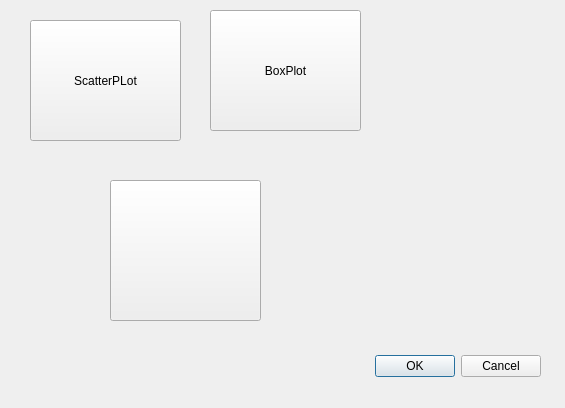
Qt form ui/data_plot_dialog_base.ui (lucacasagrande/DataPlot) before a commit.
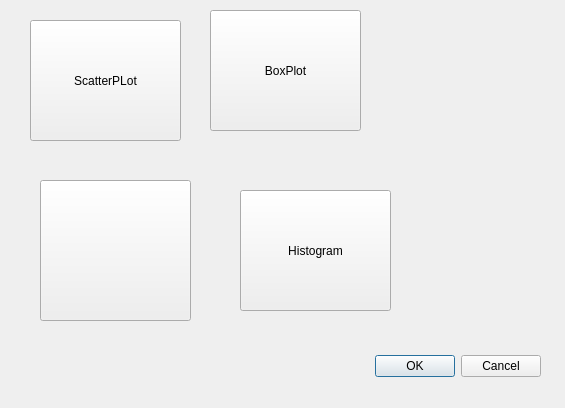
The same form after that commit. Icons and pictures are not drawn.

Commit message: all plots are packages in plots folder, smarter way to import them

```diff
--- a/ui/data_plot_dialog_base.ui
+++ b/ui/data_plot_dialog_base.ui
@@ -68,7 +68,7 @@
   <widget class="QPushButton" name="barplotButton">
    <property name="geometry">
     <rect>
-     <x>110</x>
+     <x>40</x>
      <y>180</y>
      <width>151</width>
      <height>141</height>
@@ -89,6 +89,19 @@
     </size>
    </property>
   </widget>
+  <widget class="QPushButton" name="histogramplotButton">
+   <property name="geometry">
+    <rect>
+     <x>240</x>
+     <y>190</y>
+     <width>151</width>
+     <height>121</height>
+    </rect>
+   </property>
+   <property name="text">
+    <string>Histogram</string>
+   </property>
+  </widget>
  </widget>
  <resources>
   <include location="../resources.qrc"/>
```
The commit also changes 6 other files.
